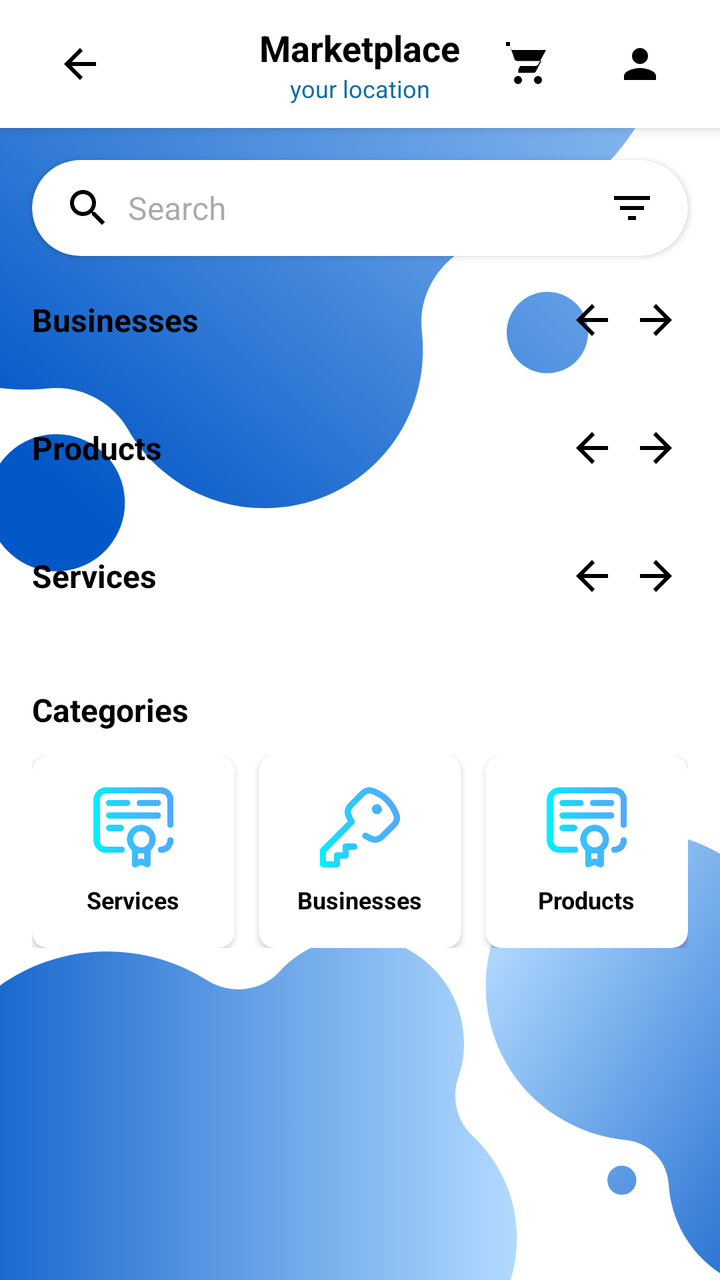
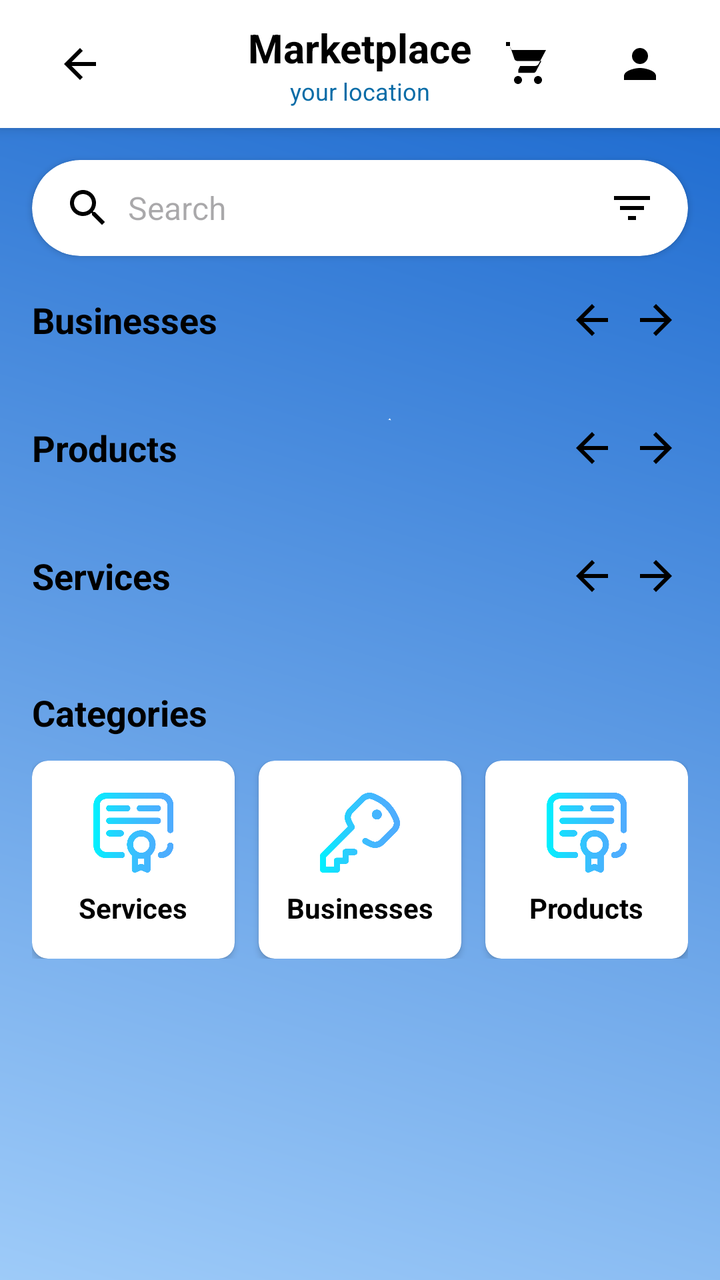

Before-and-after screenshots of an Android layout around one commit, followed by the original layout XML and the change that was made.
<!-- AndroidManifest.xml: application theme Theme.PoolApp -->
<!-- res/layout/po_marketplace.xml -->
<?xml version="1.0" encoding="utf-8"?>
<androidx.constraintlayout.widget.ConstraintLayout
    xmlns:android="http://schemas.android.com/apk/res/android"
    xmlns:app="http://schemas.android.com/apk/res-auto"
    xmlns:tools="http://schemas.android.com/tools"
    android:layout_width="match_parent"
    android:layout_height="match_parent"
    android:background="@drawable/bg"
    tools:context=".PO_Marketplace">

    <androidx.cardview.widget.CardView
        android:id="@+id/card_top_bar"
        android:layout_width="match_parent"
        android:layout_height="wrap_content"
        app:layout_constraintTop_toTopOf="parent"
        app:cardElevation="4dp"
        app:cardCornerRadius="0dp"
        app:cardBackgroundColor="@android:color/white">

        <androidx.constraintlayout.widget.ConstraintLayout
            android:id="@+id/cl_top_bar"
            android:layout_width="match_parent"
            android:layout_height="wrap_content"
            android:paddingVertical="8dp"
            android:paddingHorizontal="8dp">

            <ImageButton
                android:id="@+id/btn_back"
                android:layout_width="48dp"
                android:layout_height="48dp"
                android:padding="12dp"
                android:background="@android:color/transparent"
                android:src="@drawable/ic_arrow_back_white_24dp"
                app:tint="@color/black"
                android:contentDescription="Back"
                app:layout_constraintStart_toStartOf="parent"
                app:layout_constraintTop_toTopOf="parent"
                app:layout_constraintBottom_toBottomOf="parent"
                android:layout_marginStart="8dp"/>

            <LinearLayout
                android:layout_width="wrap_content"
                android:layout_height="wrap_content"
                android:orientation="vertical"
                android:gravity="center_horizontal"
                app:layout_constraintStart_toStartOf="parent"
                app:layout_constraintEnd_toEndOf="parent"
                app:layout_constraintTop_toTopOf="parent"
                app:layout_constraintBottom_toBottomOf="parent">

                <TextView
                    android:id="@+id/tv_marketplace_title"
                    android:layout_width="wrap_content"
                    android:layout_height="wrap_content"
                    android:text="Marketplace"
                    android:textColor="@color/black"
                    android:textSize="18sp"
                    android:textStyle="bold"/>

                <TextView
                    android:id="@+id/tv_user_location"
                    android:layout_width="wrap_content"
                    android:layout_height="wrap_content"
                    android:text="your location"
                    android:textColor="@color/colorPrimary"
                    android:textSize="12sp"/>
            </LinearLayout>

            <ImageButton
                android:id="@+id/btn_cart"
                android:layout_width="48dp"
                android:layout_height="48dp"
                android:padding="8dp"
                android:background="@android:color/transparent"
                android:contentDescription="Cart"
                android:src="@drawable/marketplace"
                app:tint="@color/black"
                app:layout_constraintEnd_toStartOf="@id/btn_profile"
                app:layout_constraintTop_toTopOf="parent"
                app:layout_constraintBottom_toBottomOf="parent"
                android:layout_marginEnd="8dp"/>

            <ImageButton
                android:id="@+id/btn_profile"
                android:layout_width="48dp"
                android:layout_height="48dp"
                android:padding="8dp"
                android:background="@android:color/transparent"
                android:src="@drawable/ic_profile_placeholder"
                app:tint="@color/black"
                android:contentDescription="Profile"
                app:layout_constraintEnd_toEndOf="parent"
                app:layout_constraintTop_toTopOf="parent"
                app:layout_constraintBottom_toBottomOf="parent"
                android:layout_marginEnd="8dp"/>

        </androidx.constraintlayout.widget.ConstraintLayout>
    </androidx.cardview.widget.CardView>

    <View
        android:id="@+id/v_bottom_nav_spacer"
        android:layout_width="match_parent"
        android:layout_height="56dp"
        android:background="@android:color/transparent"
        app:layout_constraintBottom_toBottomOf="parent"/>

    <androidx.core.widget.NestedScrollView
        android:layout_width="0dp"
        android:layout_height="0dp"
        app:layout_constraintTop_toBottomOf="@id/card_top_bar"
        app:layout_constraintBottom_toTopOf="@id/v_bottom_nav_spacer"
        app:layout_constraintStart_toStartOf="parent"
        app:layout_constraintEnd_toEndOf="parent">

        <LinearLayout
            android:layout_width="match_parent"
            android:layout_height="wrap_content"
            android:orientation="vertical"
            android:paddingBottom="16dp">

            <androidx.cardview.widget.CardView
                android:layout_width="match_parent"
                android:layout_height="wrap_content"
                android:layout_marginHorizontal="16dp"
                android:layout_marginTop="16dp"
                android:layout_marginBottom="16dp"
                app:cardCornerRadius="24dp"
                app:cardElevation="2dp">

                <LinearLayout
                    android:layout_width="match_parent"
                    android:layout_height="48dp"
                    android:orientation="horizontal"
                    android:gravity="center_vertical"
                    android:paddingHorizontal="16dp">

                    <ImageView
                        android:layout_width="24dp"
                        android:layout_height="24dp"
                        android:src="@drawable/ic_search"
                        app:tint="@color/black"
                        android:contentDescription="Search Icon"/>

                    <EditText
                        android:layout_width="0dp"
                        android:layout_height="match_parent"
                        android:layout_weight="1"
                        android:background="@android:color/transparent"
                        android:hint="Search"
                        android:paddingHorizontal="8dp"
                        android:inputType="text"
                        android:maxLines="1"
                        android:textSize="16sp"/>

                    <ImageView
                        android:layout_width="24dp"
                        android:layout_height="24dp"
                        android:src="@drawable/ic_filter"
                        app:tint="@color/black"
                        android:contentDescription="Filter/Sort"/>
                </LinearLayout>
            </androidx.cardview.widget.CardView>

            <LinearLayout
                android:layout_width="match_parent"
                android:layout_height="wrap_content"
                android:orientation="vertical">

                <LinearLayout
                    android:layout_width="match_parent"
                    android:layout_height="wrap_content"
                    android:orientation="horizontal"
                    android:gravity="center_vertical"
                    android:paddingHorizontal="16dp"
                    android:layout_marginBottom="8dp">

                    <TextView
                        android:layout_width="0dp"
                        android:layout_height="wrap_content"
                        android:layout_weight="1"
                        android:text="Businesses"
                        android:textColor="@color/black"
                        android:textSize="16sp"
                        android:textStyle="bold" />

                    <ImageButton
                        android:id="@+id/btn_prev_business"
                        android:layout_width="wrap_content"
                        android:layout_height="wrap_content"
                        android:src="@drawable/ic_arrow_back_white_24dp"
                        app:tint="@color/black"
                        android:background="@android:color/transparent"
                        android:contentDescription="Previous Business"
                        android:padding="4dp"/>

                    <ImageButton
                        android:id="@+id/btn_next_business"
                        android:layout_width="wrap_content"
                        android:layout_height="wrap_content"
                        android:src="@drawable/ic_arrow_forward_black_24dp"
                        app:tint="@color/black"
                        android:background="@android:color/transparent"
                        android:contentDescription="Next Business"
                        android:padding="4dp"/>
                </LinearLayout>

                <androidx.recyclerview.widget.RecyclerView
                    android:id="@+id/rv_businesses"
                    android:layout_width="match_parent"
                    android:layout_height="wrap_content"
                    android:orientation="horizontal"
                    android:paddingHorizontal="16dp"
                    android:clipToPadding="false"
                    android:layout_marginBottom="24dp"
                    app:layoutManager="androidx.recyclerview.widget.LinearLayoutManager"
                    tools:listitem="@layout/item_business_card"/>
            </LinearLayout>

            <LinearLayout
                android:layout_width="match_parent"
                android:layout_height="wrap_content"
                android:orientation="vertical">

                <LinearLayout
                    android:layout_width="match_parent"
                    android:layout_height="wrap_content"
                    android:orientation="horizontal"
                    android:gravity="center_vertical"
                    android:paddingHorizontal="16dp"
                    android:layout_marginBottom="8dp">

                    <TextView
                        android:layout_width="0dp"
                        android:layout_height="wrap_content"
                        android:layout_weight="1"
                        android:text="Products"
                        android:textColor="@color/black"
                        android:textSize="16sp"
                        android:textStyle="bold" />

                    <ImageButton
                        android:id="@+id/btn_prev_product"
                        android:layout_width="wrap_content"
                        android:layout_height="wrap_content"
                        android:src="@drawable/ic_arrow_back_white_24dp"
                        app:tint="@color/black"
                        android:background="@android:color/transparent"
                        android:contentDescription="Previous Product"
                        android:padding="4dp"/>

                    <ImageButton
                        android:id="@+id/btn_next_product"
                        android:layout_width="wrap_content"
                        android:layout_height="wrap_content"
                        android:src="@drawable/ic_arrow_forward_black_24dp"
                        app:tint="@color/black"
                        android:background="@android:color/transparent"
                        android:contentDescription="Next Product"
                        android:padding="4dp"/>
                </LinearLayout>

                <androidx.recyclerview.widget.RecyclerView
                    android:id="@+id/rv_products"
                    android:layout_width="match_parent"
                    android:layout_height="wrap_content"
                    android:orientation="horizontal"
                    android:paddingHorizontal="16dp"
                    android:clipToPadding="false"
                    android:layout_marginBottom="24dp"
                    app:layoutManager="androidx.recyclerview.widget.LinearLayoutManager"
                    tools:listitem="@layout/item_generic_list_card"/>
            </LinearLayout>

            <LinearLayout
                android:layout_width="match_parent"
                android:layout_height="wrap_content"
                android:orientation="vertical">

                <LinearLayout
                    android:layout_width="match_parent"
                    android:layout_height="wrap_content"
                    android:orientation="horizontal"
                    android:gravity="center_vertical"
                    android:paddingHorizontal="16dp"
                    android:layout_marginBottom="8dp">

                    <TextView
                        android:layout_width="0dp"
                        android:layout_height="wrap_content"
                        android:layout_weight="1"
                        android:text="Services"
                        android:textColor="@color/black"
                        android:textSize="16sp"
                        android:textStyle="bold" />

                    <ImageButton
                        android:id="@+id/btn_prev_service"
                        android:layout_width="wrap_content"
                        android:layout_height="wrap_content"
                        android:src="@drawable/ic_arrow_back_white_24dp"
                        app:tint="@color/black"
                        android:background="@android:color/transparent"
                        android:contentDescription="Previous Service"
                        android:padding="4dp"
                        />

                    <ImageButton
                        android:id="@+id/btn_next_service"
                        android:layout_width="wrap_content"
                        android:layout_height="wrap_content"
                        android:src="@drawable/ic_arrow_forward_black_24dp"
                        app:tint="@color/black"
                        android:background="@android:color/transparent"
                        android:contentDescription="Next Service"
                        android:padding="4dp"/>
                </LinearLayout>

                <androidx.recyclerview.widget.RecyclerView
                    android:id="@+id/rv_services"
                    android:layout_width="match_parent"
                    android:layout_height="wrap_content"
                    android:orientation="horizontal"
                    android:paddingHorizontal="16dp"
                    android:clipToPadding="false"
                    android:layout_marginBottom="24dp"
                    app:layoutManager="androidx.recyclerview.widget.LinearLayoutManager"
                    tools:listitem="@layout/item_generic_list_card"/>
            </LinearLayout>


            <TextView
                android:layout_width="wrap_content"
                android:layout_height="wrap_content"
                android:layout_marginStart="16dp"
                android:layout_marginTop="8dp"
                android:layout_marginBottom="12dp"
                android:text="Categories"
                android:textColor="@color/black"
                android:textSize="16sp"
                android:textStyle="bold" />

            <LinearLayout
                android:layout_width="match_parent"
                android:layout_height="wrap_content"
                android:orientation="horizontal"
                android:gravity="center"
                android:paddingHorizontal="16dp"
                android:layout_marginBottom="16dp">

                <androidx.cardview.widget.CardView
                    android:layout_width="0dp"
                    android:layout_height="wrap_content"
                    android:layout_weight="1"
                    android:layout_marginEnd="8dp"
                    app:cardCornerRadius="8dp"
                    app:cardElevation="2dp">

                    <LinearLayout
                        android:layout_width="match_parent"
                        android:layout_height="wrap_content"
                        android:orientation="vertical"
                        android:gravity="center"
                        android:paddingVertical="16dp">

                        <ImageView
                            android:layout_width="40dp"
                            android:layout_height="40dp"
                            android:src="@drawable/certificate"
                            android:contentDescription="Services Category"
                            />

                        <TextView
                            android:layout_width="wrap_content"
                            android:layout_height="wrap_content"
                            android:text="Services"
                            android:textColor="@color/black"
                            android:textSize="12sp"
                            android:textStyle="bold"
                            android:layout_marginTop="8dp"/>
                    </LinearLayout>
                </androidx.cardview.widget.CardView>

                <androidx.cardview.widget.CardView
                    android:layout_width="0dp"
                    android:layout_height="wrap_content"
                    android:layout_weight="1"
                    android:layout_marginHorizontal="4dp"
                    app:cardCornerRadius="8dp"
                    app:cardElevation="2dp">

                    <LinearLayout
                        android:layout_width="match_parent"
                        android:layout_height="wrap_content"
                        android:orientation="vertical"
                        android:gravity="center"
                        android:paddingVertical="16dp">

                        <ImageView
                            android:layout_width="40dp"
                            android:layout_height="40dp"
                            android:src="@drawable/password"
                            android:contentDescription="Businesses Category"
                            />

                        <TextView
                            android:layout_width="wrap_content"
                            android:layout_height="wrap_content"
                            android:text="Businesses"
                            android:textColor="@color/black"
                            android:textSize="12sp"
                            android:textStyle="bold"
                            android:layout_marginTop="8dp"/>
                    </LinearLayout>
                </androidx.cardview.widget.CardView>

                <androidx.cardview.widget.CardView
                    android:layout_width="0dp"
                    android:layout_height="wrap_content"
                    android:layout_weight="1"
                    android:layout_marginStart="8dp"
                    app:cardCornerRadius="8dp"
                    app:cardElevation="2dp">

                    <LinearLayout
                        android:layout_width="match_parent"
                        android:layout_height="wrap_content"
                        android:orientation="vertical"
                        android:gravity="center"
                        android:paddingVertical="16dp">

                        <ImageView
                            android:layout_width="40dp"
                            android:layout_height="40dp"
                            android:src="@drawable/certificate"
                            android:contentDescription="Products Category"
                            />

                        <TextView
                            android:layout_width="wrap_content"
                            android:layout_height="wrap_content"
                            android:text="Products"
                            android:textColor="@color/black"
                            android:textSize="12sp"
                            android:textStyle="bold"
                            android:layout_marginTop="8dp"/>
                    </LinearLayout>
                </androidx.cardview.widget.CardView>
            </LinearLayout>

        </LinearLayout>
    </androidx.core.widget.NestedScrollView>

</androidx.constraintlayout.widget.ConstraintLayout>
<!-- res/layout/item_business_card.xml (included above) -->
<androidx.cardview.widget.CardView
    xmlns:android="http://schemas.android.com/apk/res/android"
    xmlns:app="http://schemas.android.com/apk/res-auto"
    xmlns:tools="http://schemas.android.com/tools"
    android:layout_width="200dp"
    android:layout_height="140dp"
    android:layout_marginEnd="12dp"
    app:cardCornerRadius="12dp"
    app:cardElevation="4dp">

    <androidx.constraintlayout.widget.ConstraintLayout
        android:layout_width="match_parent"
        android:layout_height="match_parent">

        <ImageView
            android:id="@+id/iv_business_image"
            android:layout_width="match_parent"
            android:layout_height="match_parent"
            android:contentDescription="Business Background"
            android:scaleType="centerCrop"
            android:src="@drawable/ic_wavy_background_placeholder"
            tools:layout_editor_absoluteX="16dp"
            tools:layout_editor_absoluteY="16dp" />

        <TextView
            android:id="@+id/tv_business_rating"
            android:layout_width="wrap_content"
            android:layout_height="wrap_content"
            android:background="@drawable/rounded_transparent_bg"
            android:paddingHorizontal="6dp"
            android:paddingVertical="3dp"
            android:textColor="@color/white"
            android:textSize="12sp"
            android:drawablePadding="2dp"
            android:drawableStart="@drawable/ic_star_yellow_16dp"
            android:text="4.9"
            android:gravity="center_vertical"
            app:layout_constraintTop_toTopOf="parent"
            app:layout_constraintEnd_toEndOf="parent"
            android:layout_marginTop="8dp"
            android:layout_marginEnd="8dp"/>

        <LinearLayout
            android:layout_width="match_parent"
            android:layout_height="wrap_content"
            android:orientation="vertical"
            android:padding="8dp"
            android:background="@color/white_transparent_50"
            app:layout_constraintBottom_toBottomOf="parent">

            <TextView
                android:id="@+id/tv_business_name"
                android:layout_width="wrap_content"
                android:layout_height="wrap_content"
                android:text="Swimpool Centre"
                android:textColor="@color/black"
                android:textSize="14sp"
                android:textStyle="bold"
                android:maxLines="1"
                android:ellipsize="end"/>

            <TextView
                android:id="@+id/tv_business_location"
                android:layout_width="wrap_content"
                android:layout_height="wrap_content"
                android:text="Port Elizabeth"
                android:textColor="@color/grey_dark"
                android:textSize="12sp"
                android:maxLines="1"
                android:ellipsize="end"/>
        </LinearLayout>

    </androidx.constraintlayout.widget.ConstraintLayout>

</androidx.cardview.widget.CardView>
<!-- res/layout/item_generic_list_card.xml (included above) -->
<?xml version="1.0" encoding="utf-8"?>
<androidx.cardview.widget.CardView
    xmlns:android="http://schemas.android.com/apk/res/android"
    xmlns:app="http://schemas.android.com/apk/res-auto"
    android:layout_width="120dp"
    android:layout_height="140dp"
    android:layout_marginEnd="12dp"
    android:clickable="true"
    android:focusable="true"
    android:foreground="?attr/selectableItemBackground"
    app:cardCornerRadius="8dp"
    app:cardElevation="2dp">

    <LinearLayout
        android:layout_width="match_parent"
        android:layout_height="match_parent"
        android:orientation="vertical"
        android:gravity="center_horizontal"
        android:padding="8dp">

        <ImageView
            android:id="@+id/iv_item_image"
            android:layout_width="60dp"
            android:layout_height="60dp"
            android:src="@drawable/password"

            android:scaleType="centerCrop"
            android:contentDescription="Item Image"/>

        <TextView
            android:id="@+id/tv_item_title"
            android:layout_width="wrap_content"
            android:layout_height="wrap_content"
            android:layout_marginTop="4dp"
            android:text="Generic Title"
            android:textSize="14sp"
            android:maxLines="1"
            android:ellipsize="end"
            android:textColor="@color/black"
            android:textStyle="bold"/>

        <TextView
            android:id="@+id/tv_item_subtext"
            android:layout_width="wrap_content"
            android:layout_height="wrap_content"
            android:text="R 0.00 / details"
            android:textSize="12sp"
            android:textColor="@color/colorPrimary"/>

    </LinearLayout>
</androidx.cardview.widget.CardView>
<!-- resources referenced by this layout -->
<resources>
  <color name="black">#FF000000</color>
  <color name="colorPrimary">#096ca7</color>
  <color name="grey_dark">#666666</color>
  <color name="white">#FFFFFFFF</color>
  <color name="white_transparent_50">#80FFFFFF</color>
  <!-- drawable bg: png bitmap (drawable, 162357 bytes) -->
  <!-- drawable ic_arrow_back_white_24dp (drawable) -->
  <vector xmlns:android="http://schemas.android.com/apk/res/android"
      android:width="24dp"
      android:height="24dp"
      android:viewportWidth="24"
      android:viewportHeight="24"
      android:tint="#FFFFFF"> <path
      android:fillColor="@android:color/white"
      android:pathData="M20,11L7.83,11l5.59,-5.59L12,4L4,12l8,8 1.41,-1.41L7.83,13L20,13z"/>
  </vector>
  <!-- drawable ic_arrow_forward_black_24dp (drawable) -->
  <vector xmlns:android="http://schemas.android.com/apk/res/android"
      android:width="24dp"
      android:height="24dp"
      android:viewportWidth="24"
      android:viewportHeight="24"
      android:tint="#000000"> <path
      android:fillColor="@android:color/black"
      android:pathData="M12,4l-1.41,1.41L16.17,11H4v2h12.17l-5.58,5.59L12,20l8,-8z"/>
  </vector>
  <!-- drawable ic_filter (drawable) -->
  <vector android:height="24dp" android:tint="#808080"
      android:viewportHeight="24" android:viewportWidth="24"
      android:width="24dp" xmlns:android="http://schemas.android.com/apk/res/android">
      <path android:fillColor="@android:color/white" android:pathData="M10,18h4v-2h-4v2zM3,6v2h18V6H3zM6,13h12v-2H6v2z"/>
  </vector>
  <!-- drawable ic_profile_placeholder (drawable) -->
  <vector android:height="24dp" android:tint="#000000"
      android:viewportHeight="24" android:viewportWidth="24"
      android:width="24dp" xmlns:android="http://schemas.android.com/apk/res/android">
      <path android:fillColor="@android:color/white" android:pathData="M12,12c2.21,0 4,-1.79 4,-4s-1.79,-4 -4,-4 -4,1.79 -4,4 1.79,4 4,4zM12,14c-2.67,0 -8,1.34 -8,4v2h16v-2c0,-2.66 -5.33,-4 -8,-4z"/>
  </vector>
  <!-- drawable ic_search (drawable) -->
  <vector android:height="24dp" android:tint="#808080"
      android:viewportHeight="24" android:viewportWidth="24"
      android:width="24dp" xmlns:android="http://schemas.android.com/apk/res/android">
      <path android:fillColor="@android:color/white" android:pathData="M15.5,14h-0.79l-0.28,-0.27C15.41,12.59 16,11.11 16,9.5 16,5.91 13.09,3 9.5,3S3,5.91 3,9.5 5.91,16 9.5,16c1.61,0 3.09,-0.59 4.23,-1.57l0.27,0.28v0.79l5,4.99L20.49,19l-4.99,-5zM9.5,14C7.01,14 5,11.99 5,9.5S7.01,5 9.5,5 14,7.01 14,9.5 11.99,14 9.5,14z"/>
  </vector>
  <!-- drawable ic_star_yellow_16dp (drawable) -->
  <vector xmlns:android="http://schemas.android.com/apk/res/android"
      android:width="16dp"
      android:height="16dp"
      android:viewportWidth="24"
      android:viewportHeight="24">
      <path
          android:fillColor="#FFD700"
          android:pathData="M12,17.27L18.18,21L16.54,13.97L22,9.24L14.81,8.62L12,2L9.19,8.62L2,9.24L7.45,13.97L5.82,21L12,17.27Z"/>
  </vector>
  <!-- drawable rounded_transparent_bg (drawable) -->
  <shape xmlns:android="http://schemas.android.com/apk/res/android"
      android:shape="rectangle">
      <solid android:color="#80000000"/> <corners android:radius="6dp"/>
      <padding
          android:left="4dp"
          android:top="2dp"
          android:right="4dp"
          android:bottom="2dp" />
  </shape>
  <color name="colorPrimaryVariant">#034b75</color>
  <color name="colorOnPrimary">#FFFFFF</color>
  <color name="colorSecondary">#0A57FF</color>
  <color name="colorOnSecondary">#FFFFFF</color>
  <color name="colorSurface">#FFFFFF</color>
  <color name="colorOnSurface">#1C1B1F</color>
  <!-- unchanged entries left out for length: 5 -->
</resources>

<!-- the commit's change to res/layout/po_marketplace.xml (unified diff, before → after) -->
@@ -5,7 +5,7 @@
     xmlns:tools="http://schemas.android.com/tools"
     android:layout_width="match_parent"
     android:layout_height="match_parent"
-    android:background="@drawable/bg"
+    android:background="@drawable/pbg"
     tools:context=".PO_Marketplace">
 
     <androidx.cardview.widget.CardView
@@ -54,7 +54,7 @@
                     android:layout_height="wrap_content"
                     android:text="Marketplace"
                     android:textColor="@color/black"
-                    android:textSize="18sp"
+                    android:textSize="20sp"
                     android:textStyle="bold"/>
 
                 <TextView
@@ -180,7 +180,7 @@
                         android:layout_weight="1"
                         android:text="Businesses"
                         android:textColor="@color/black"
-                        android:textSize="16sp"
+                        android:textSize="18sp"
                         android:textStyle="bold" />
 
                     <ImageButton
@@ -235,7 +235,7 @@
                         android:layout_weight="1"
                         android:text="Products"
                         android:textColor="@color/black"
-                        android:textSize="16sp"
+                        android:textSize="18sp"
                         android:textStyle="bold" />
 
                     <ImageButton
@@ -290,7 +290,7 @@
                         android:layout_weight="1"
                         android:text="Services"
                         android:textColor="@color/black"
-                        android:textSize="16sp"
+                        android:textSize="18sp"
                         android:textStyle="bold" />
 
                     <ImageButton
@@ -336,7 +336,7 @@
                 android:layout_marginBottom="12dp"
                 android:text="Categories"
                 android:textColor="@color/black"
-                android:textSize="16sp"
+                android:textSize="18sp"
                 android:textStyle="bold" />
 
             <LinearLayout
@@ -374,7 +374,7 @@
                             android:layout_height="wrap_content"
                             android:text="Services"
                             android:textColor="@color/black"
-                            android:textSize="12sp"
+                            android:textSize="14sp"
                             android:textStyle="bold"
                             android:layout_marginTop="8dp"/>
                     </LinearLayout>
@@ -407,7 +407,7 @@
                             android:layout_height="wrap_content"
                             android:text="Businesses"
                             android:textColor="@color/black"
-                            android:textSize="12sp"
+                            android:textSize="14sp"
                             android:textStyle="bold"
                             android:layout_marginTop="8dp"/>
                     </LinearLayout>
@@ -440,7 +440,7 @@
                             android:layout_height="wrap_content"
                             android:text="Products"
                             android:textColor="@color/black"
-                            android:textSize="12sp"
+                            android:textSize="14sp"
                             android:textStyle="bold"
                             android:layout_marginTop="8dp"/>
                     </LinearLayout>
<!-- resource entries referenced after the edit -->
@@ -5,7 +5,6 @@
   <color name="grey_dark">#666666</color>
   <color name="white">#FFFFFFFF</color>
   <color name="white_transparent_50">#80FFFFFF</color>
-  <!-- drawable bg: png bitmap (drawable, 162357 bytes) -->
   <!-- drawable ic_arrow_back_white_24dp (drawable) -->
   <vector xmlns:android="http://schemas.android.com/apk/res/android"
       android:width="24dp"
@@ -54,6 +53,7 @@
           android:fillColor="#FFD700"
           android:pathData="M12,17.27L18.18,21L16.54,13.97L22,9.24L14.81,8.62L12,2L9.19,8.62L2,9.24L7.45,13.97L5.82,21L12,17.27Z"/>
   </vector>
+  <!-- drawable pbg: png bitmap (drawable, 122204 bytes) -->
   <!-- drawable rounded_transparent_bg (drawable) -->
   <shape xmlns:android="http://schemas.android.com/apk/res/android"
       android:shape="rectangle">
